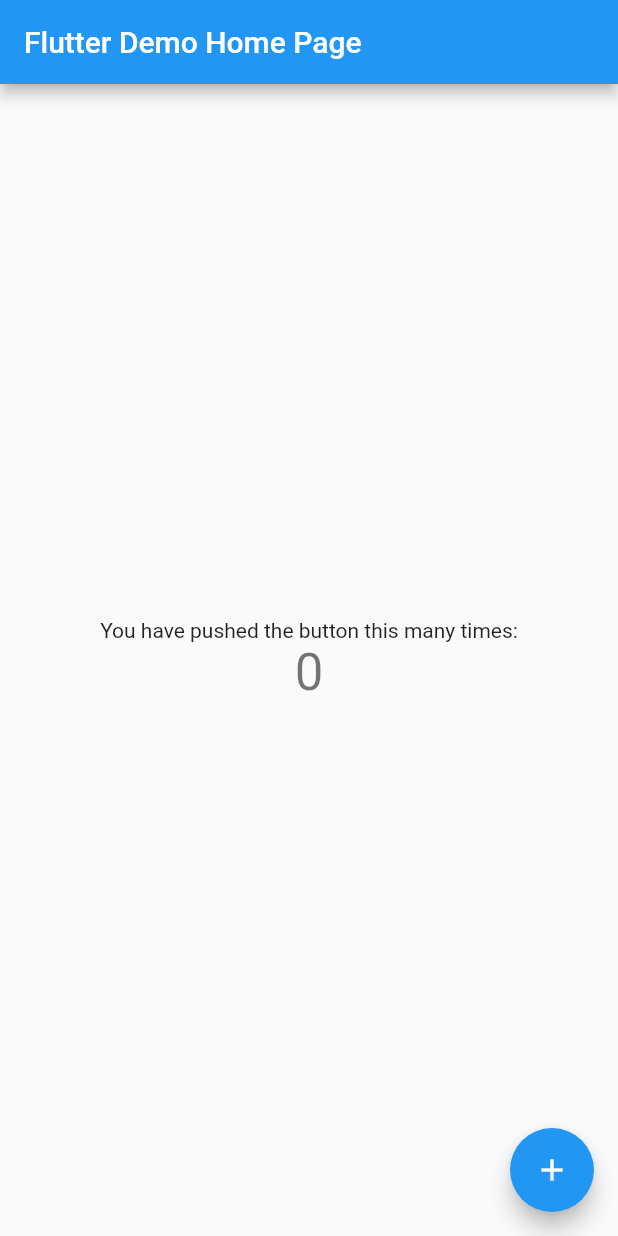
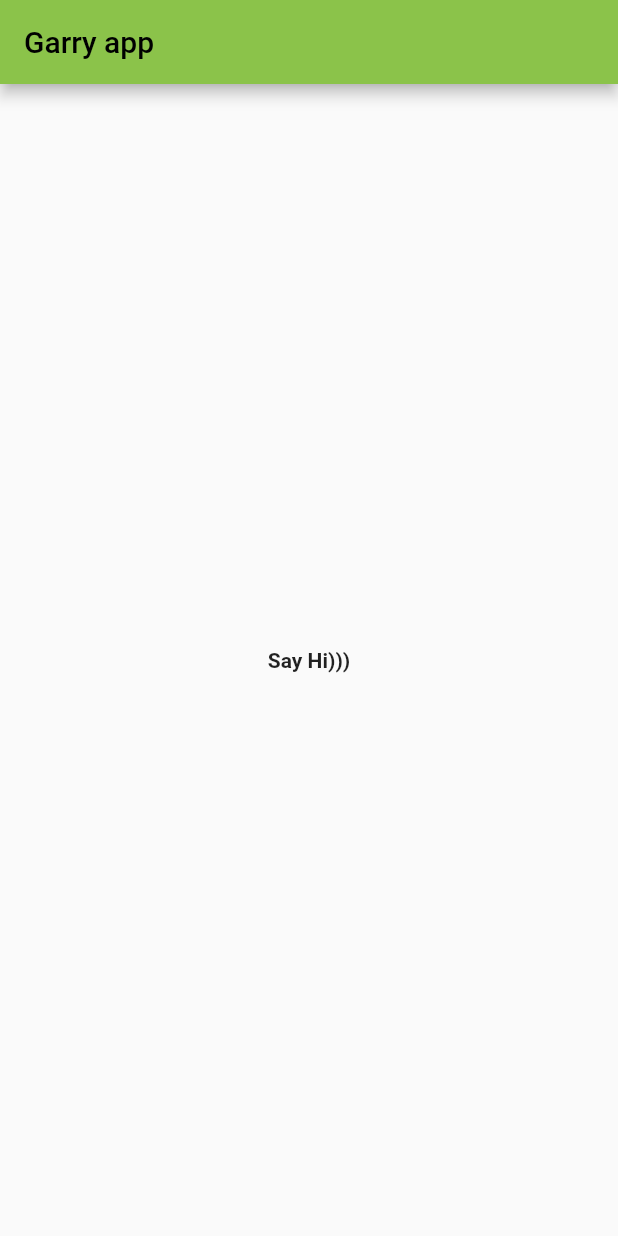
Before and after one commit to Garrygrowapp/test-project, a Flutter app: the screen it shows after launch, on a phone screen of 412 x 824 dp. Run offline on Flutter 3.47's test engine with Material 2 defaults, Android fonts, the phone set to English and light mode, and no system bars; Roboto replaces fonts that are missing (Georgia).

Commit message:
Create appbar_homePage

```diff
--- a/lib/main.dart
+++ b/lib/main.dart
@@ -1,115 +1,21 @@
 import 'package:flutter/material.dart';
+import 'pages/home_page.dart';
 
-void main() {
-  runApp(const MyApp());
-}
+void main() => runApp(MyApp());
 
 class MyApp extends StatelessWidget {
-  const MyApp({Key? key}) : super(key: key);
-
-  // This widget is the root of your application.
   @override
   Widget build(BuildContext context) {
     return MaterialApp(
-      title: 'Flutter Demo',
+      title: 'Garry app',
       theme: ThemeData(
-        // This is the theme of your application.
-        //
-        // Try running your application with "flutter run". You'll see the
-        // application has a blue toolbar. Then, without quitting the app, try
-        // changing the primarySwatch below to Colors.green and then invoke
-        // "hot reload" (press "r" in the console where you ran "flutter run",
-        // or simply save your changes to "hot reload" in a Flutter IDE).
-        // Notice that the counter didn't reset back to zero; the application
-        // is not restarted.
-        primarySwatch: Colors.blue,
+        fontFamily: 'Georgia',
+        primarySwatch: Colors.lightGreen,
+        textTheme: const TextTheme(
+          headline1: TextStyle(fontSize: 72.0, fontWeight: FontWeight.bold),
+        ),
       ),
-      home: const MyHomePage(title: 'Flutter Demo Home Page'),
+      home: HomePage(),
     );
   }
 }
-
-class MyHomePage extends StatefulWidget {
-  const MyHomePage({Key? key, required this.title}) : super(key: key);
-
-  // This widget is the home page of your application. It is stateful, meaning
-  // that it has a State object (defined below) that contains fields that affect
-  // how it looks.
-
-  // This class is the configuration for the state. It holds the values (in this
-  // case the title) provided by the parent (in this case the App widget) and
-  // used by the build method of the State. Fields in a Widget subclass are
-  // always marked "final".
-
-  final String title;
-
-  @override
-  State<MyHomePage> createState() => _MyHomePageState();
-}
-
-class _MyHomePageState extends State<MyHomePage> {
-  int _counter = 0;
-
-  void _incrementCounter() {
-    setState(() {
-      // This call to setState tells the Flutter framework that something has
-      // changed in this State, which causes it to rerun the build method below
-      // so that the display can reflect the updated values. If we changed
-      // _counter without calling setState(), then the build method would not be
-      // called again, and so nothing would appear to happen.
-      _counter++;
-    });
-  }
-
-  @override
-  Widget build(BuildContext context) {
-    // This method is rerun every time setState is called, for instance as done
-    // by the _incrementCounter method above.
-    //
-    // The Flutter framework has been optimized to make rerunning build methods
-    // fast, so that you can just rebuild anything that needs updating rather
-    // than having to individually change instances of widgets.
-    return Scaffold(
-      appBar: AppBar(
-        // Here we take the value from the MyHomePage object that was created by
-        // the App.build method, and use it to set our appbar title.
-        title: Text(widget.title),
-      ),
-      body: Center(
-        // Center is a layout widget. It takes a single child and positions it
-        // in the middle of the parent.
-        child: Column(
-          // Column is also a layout widget. It takes a list of children and
-          // arranges them vertically. By default, it sizes itself to fit its
-          // children horizontally, and tries to be as tall as its parent.
-          //
-          // Invoke "debug painting" (press "p" in the console, choose the
-          // "Toggle Debug Paint" action from the Flutter Inspector in Android
-          // Studio, or the "Toggle Debug Paint" command in Visual Studio Code)
-          // to see the wireframe for each widget.
-          //
-          // Column has various properties to control how it sizes itself and
-          // how it positions its children. Here we use mainAxisAlignment to
-          // center the children vertically; the main axis here is the vertical
-          // axis because Columns are vertical (the cross axis would be
-          // horizontal).
-          mainAxisAlignment: MainAxisAlignment.center,
-          children: <Widget>[
-            const Text(
-              'You have pushed the button this many times:',
-            ),
-            Text(
-              '$_counter',
-              style: Theme.of(context).textTheme.headline4,
-            ),
-          ],
-        ),
-      ),
-      floatingActionButton: FloatingActionButton(
-        onPressed: _incrementCounter,
-        tooltip: 'Increment',
-        child: const Icon(Icons.add),
-      ), // This trailing comma makes auto-formatting nicer for build methods.
-    );
-  }
-}
--- /dev/null
+++ b/lib/pages/home_page.dart
@@ -0,0 +1,24 @@
+import 'package:flutter/material.dart';
+
+class HomePage extends StatefulWidget {
+  const HomePage({Key? key}) : super(key: key);
+
+  @override
+    _HomePageState createState() => _HomePageState();
+}
+
+class _HomePageState extends State<HomePage> {
+  @override
+  Widget build(BuildContext context) {
+      return Scaffold(
+        appBar: AppBar(title: const Text("Garry app")),
+        body: const Center(
+          child: Text(
+            "Say Hi)))",
+            textAlign: TextAlign.center,
+            style: TextStyle(fontSize: 14.0, fontWeight: FontWeight.bold)
+          ),
+        ),
+      );
+  }
+}
```
Also changed, not shown: 1 other file.
